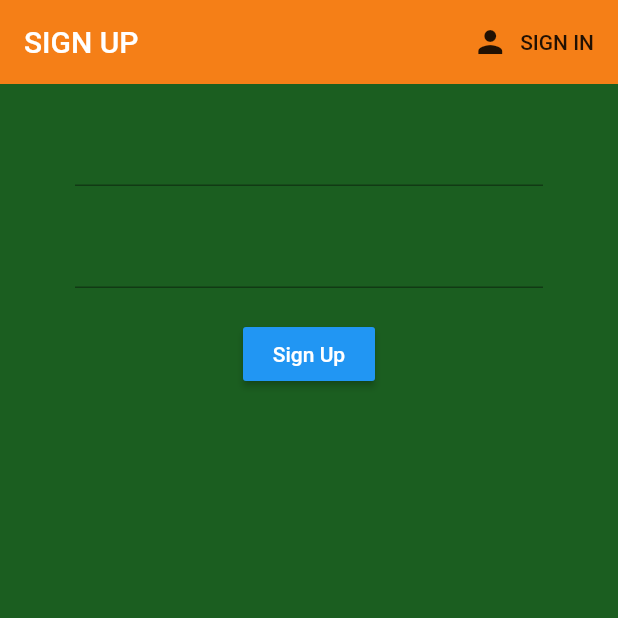
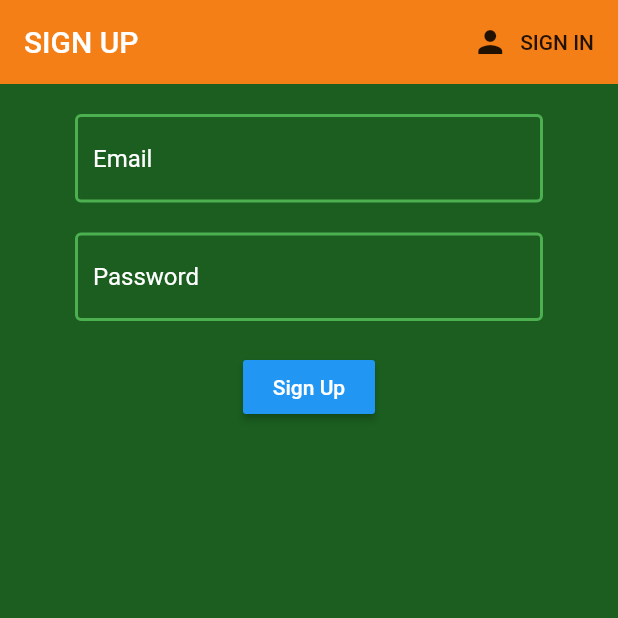
Before and after one commit to InvincibleJuggernaut/VirQ, a Flutter app: the screen it shows after launch, after a tap on "Sign In", after a tap on "SIGN UP", on a phone screen of 412 x 824 dp, the top half of it. Run offline on Flutter 3.47's test engine with Material 2 defaults, Android fonts, the phone set to English and light mode, and no system bars; our stand-ins replace firebase_auth, flutter_spinkit; accounts and stored records are empty.

Commit message:
Added loading widget and minor changes

```diff
--- a/lib/screens/authenticate/register.dart
+++ b/lib/screens/authenticate/register.dart
@@ -1,4 +1,6 @@
 import 'package:VirQ/services/auth.dart';
+import 'package:VirQ/shared/constants.dart';
+import 'package:VirQ/shared/loading.dart';
 import 'package:flutter/material.dart';
 
 class Register extends StatefulWidget {
@@ -15,6 +17,7 @@ class _RegisterState extends State<Register> {
 
   final AuthService _auth = AuthService();
   final _formKey = GlobalKey<FormState>();
+  bool loading = false;
 
 
   String email = '';
@@ -23,7 +26,7 @@ class _RegisterState extends State<Register> {
 
   @override
   Widget build(BuildContext context) {
-    return Scaffold(
+    return loading ? Loading() : Scaffold(
       backgroundColor: Colors.green[900],
       appBar: AppBar(
         backgroundColor: Colors.yellow[900],
@@ -46,6 +49,7 @@ class _RegisterState extends State<Register> {
           child: Column(
             children: <Widget>[
               TextFormField(
+                decoration: textInputDecoration.copyWith(hintText: 'Email'),
                 validator: (val) => val.isEmpty ? 'Enter an email' : null,
                 onChanged: (val) {
                   setState(() => email = val);
@@ -54,6 +58,7 @@ class _RegisterState extends State<Register> {
               ),
               SizedBox(height: 20.0),
               TextFormField(
+                decoration: textInputDecoration.copyWith(hintText: 'Password'),
                 obscureText: true,
                 validator: (val) => val.length < 6 ? 'Enter a password with atleast 6 characters' : null,
                 onChanged: (val) {
@@ -71,10 +76,13 @@ class _RegisterState extends State<Register> {
                 ),
                 onPressed: () async {
                   if (_formKey.currentState.validate()){
+                    setState(() => loading = true);
                     dynamic result = await _auth.registerWithEmailAndPassword(email, password);
                     if(result == null) {
-                      setState(() => error = 'Please provide a valid email');
-
+                      setState(() {
+                        error = 'Please provide a valid email';
+                        loading = false;
+                      });
                     }
                   }
 
--- a/lib/screens/authenticate/sign_in.dart
+++ b/lib/screens/authenticate/sign_in.dart
@@ -1,5 +1,7 @@
 import 'package:VirQ/services/auth.dart';
+import 'package:VirQ/shared/loading.dart';
 import 'package:flutter/material.dart';
+import 'package:VirQ/shared/constants.dart';
 
 class SignIn extends StatefulWidget {
 
@@ -14,6 +16,7 @@ class _SignInState extends State<SignIn> {
 
   final AuthService _auth = AuthService();
   final _formKey = GlobalKey<FormState>();
+  bool loading = false;
 
   String email = '';
   String password = '';
@@ -21,7 +24,7 @@ class _SignInState extends State<SignIn> {
 
   @override
   Widget build(BuildContext context) {
-    return Scaffold(
+    return loading ? Loading() : Scaffold(
       backgroundColor: Colors.green[900],
       appBar: AppBar(
         backgroundColor: Colors.yellow[900],
@@ -44,6 +47,7 @@ class _SignInState extends State<SignIn> {
           child: Column(
             children: <Widget>[
               TextFormField(
+                decoration: textInputDecoration.copyWith(hintText: 'Email'),
                 validator: (val) => val.isEmpty ? 'Enter an email' : null,
                 onChanged: (val) {
                   setState(() => email = val);
@@ -52,6 +56,7 @@ class _SignInState extends State<SignIn> {
               ),
               SizedBox(height: 20.0),
               TextFormField(
+                decoration: textInputDecoration.copyWith(hintText: 'Password'),
                 validator: (val) => val.length < 6 ? 'Enter a password with atleast 6 characters' : null,
                 obscureText: true,
                 onChanged: (val) {
@@ -70,10 +75,14 @@ class _SignInState extends State<SignIn> {
                 onPressed: () async {
                   if (_formKey.currentState.validate()){
 
+                    setState(() => loading = true);
                     dynamic result = await _auth.signInWithEmailAndPassword(email, password);
 
                     if(result == null) {
-                      setState(() => error = 'Please provide valid credentials');
+                      setState(() {
+                        error = 'Please provide valid credentials';
+                        loading = false;
+                      });
 
                     }
                   }
--- /dev/null
+++ b/lib/shared/constants.dart
@@ -0,0 +1,12 @@
+import 'package:flutter/material.dart';
+
+const textInputDecoration = InputDecoration(
+  hintStyle: TextStyle(color: Colors.white),
+  border: OutlineInputBorder(),
+  focusedBorder: OutlineInputBorder(
+    borderSide: BorderSide(color: Colors.orange, width: 2.0)
+    ),
+    enabledBorder: OutlineInputBorder(
+    borderSide: BorderSide(color: Colors.green, width: 2.0)
+  ),
+);
```
Also changed, not shown: lib/shared/loading.dart (added, +17 -0 lines).
